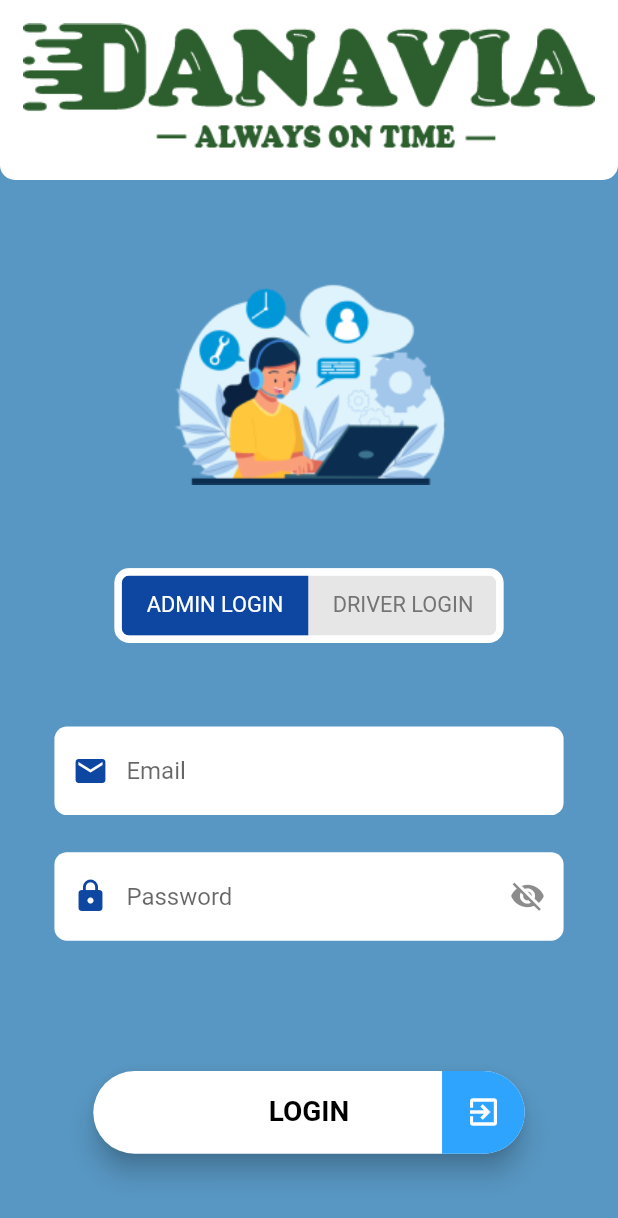
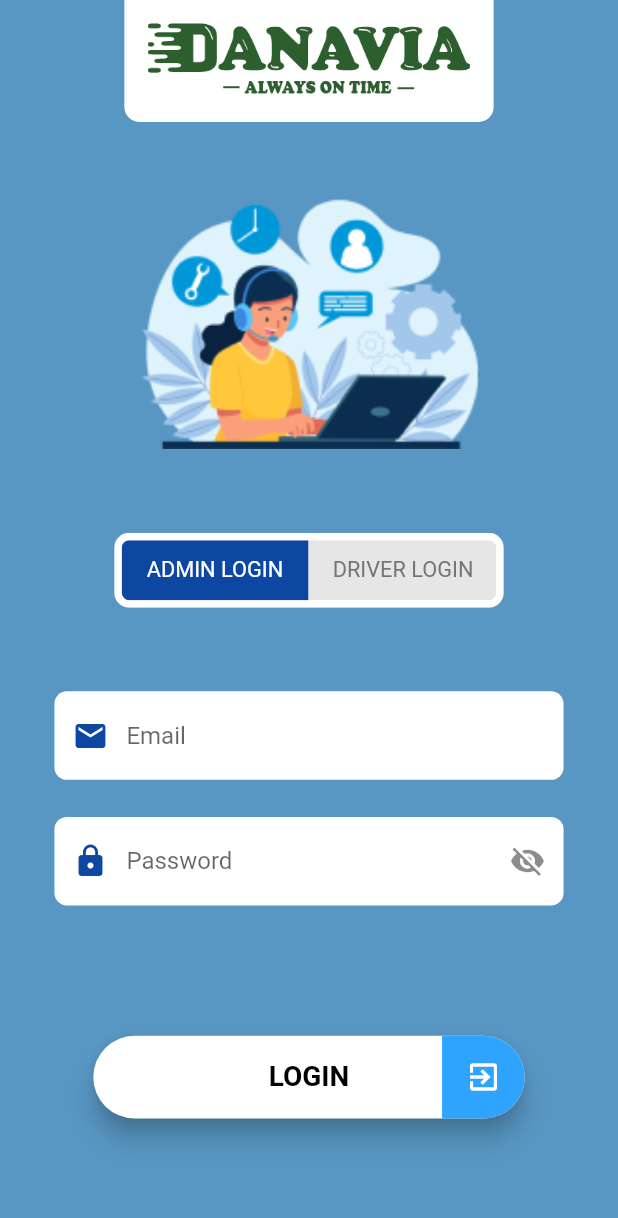
Before and after one commit to dnadawa/CPHFLYT, a Flutter app: the screen it shows after launch, on a phone screen of 412 x 824 dp. Shown: the top 1218 px of the screen. Run offline on Flutter 3.47's test engine with Material 2 defaults, Android fonts, the phone set to English and light mode, and no system bars; drawn by our look-alikes of toggle_switch; our stand-ins replace cloud_firestore, firebase_auth, firebase_core, firebase_storage, flutter_dotenv, flutter_screenutil and 6 more; missing offline and left inert: onesignal_flutter, simple_fontellico_progress_dialog; accounts and stored records are empty; Roboto replaces fonts that are missing (SF-Pro).

Commit message:
Update appicons & login screen

```diff
--- a/lib/screens/login.dart
+++ b/lib/screens/login.dart
@@ -25,19 +25,24 @@ class Login extends StatelessWidget {
           child: Column(
             children: [
               ///logo
-              Container(
-                padding: EdgeInsets.all(15.w),
-                decoration: BoxDecoration(
-                  color: Colors.white,
-                  borderRadius: BorderRadius.vertical(bottom: Radius.circular(10))
+              Padding(
+                padding: EdgeInsets.symmetric(horizontal: 80.w),
+                child: Container(
+                  padding: EdgeInsets.all(15.w),
+                  decoration: BoxDecoration(
+                    color: Colors.white,
+                    borderRadius: BorderRadius.vertical(bottom: Radius.circular(10))
+                  ),
+                  child: Image.asset('assets/logo.png'),
                 ),
-                child: Image.asset('assets/logo.png'),
               ),
 
               ///login image
               Padding(
-                padding: EdgeInsets.only(top: 55.h),
-                child: Image.asset(userController.loginSelector == UserType.SuperAdmin?'assets/login_admin.png':'assets/login_driver.png'),
+                padding: EdgeInsets.only(top: 40.h),
+                child: Image.asset(
+                    userController.loginSelector == UserType.SuperAdmin?'assets/login_admin.png':'assets/login_driver.png',
+                    scale: userController.loginSelector == UserType.SuperAdmin?0.8:1),
               ),
 
               SizedBox(height: 45.h),
```
Also changed, not shown: pubspec.lock, 5 other files.
